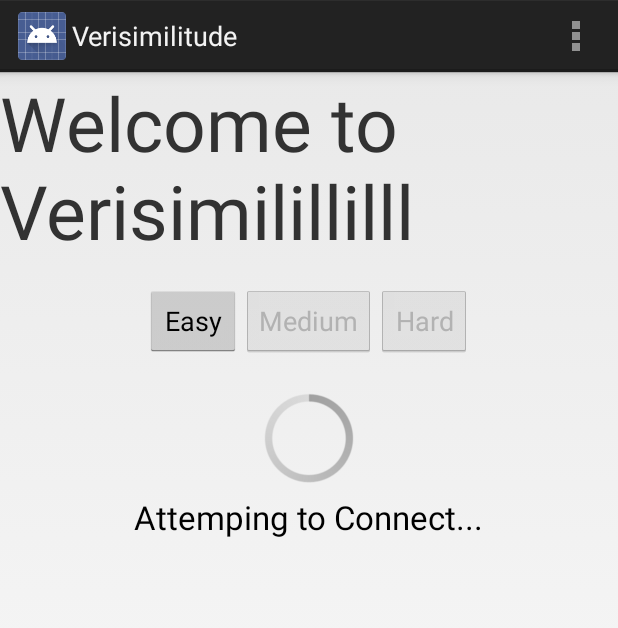
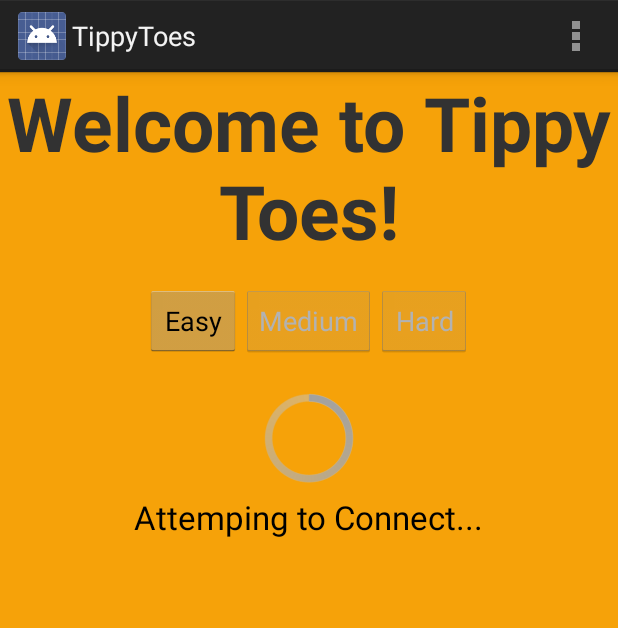
Before and after one commit to swrap/HackBUProject, an Android app: the screen it shows after launch (MainActivity), on a phone screen of 412 x 824 dp. Shown: the top 628 px of the screen. Run offline under Robolectric (Android 15) with nearby library versions, the light colour scheme and no system bars; 6 statements that could not run were skipped.

Commit message:
Woop! We are stilling thinking back what to do.

```diff
--- a/app/src/main/res/layout/activity_main.xml
+++ b/app/src/main/res/layout/activity_main.xml
@@ -2,22 +2,31 @@
 <LinearLayout xmlns:android="http://schemas.android.com/apk/res/android"
 	android:orientation="vertical" android:layout_width="match_parent"
 	android:layout_height="match_parent"
-	android:weightSum="1">
+	android:weightSum="1"
+	android:background="#f6a209">
 
 	<TextView
 		android:layout_width="wrap_content"
 		android:layout_height="wrap_content"
-		android:text="Welcome to Verisimilillilll"
+		android:text="Welcome to Tippy Toes!"
 		android:id="@+id/climbText"
 		android:visibility="visible"
-		android:textSize="50dp" />
+		android:textSize="50dp"
+		android:gravity="center_horizontal"
+		android:autoText="false"
+		android:textStyle="normal|bold"
+		android:typeface="normal" />
 
 	<LinearLayout
 		android:orientation="horizontal"
 		android:layout_width="match_parent"
 		android:layout_height="wrap_content"
 		android:gravity="center_horizontal"
-		android:paddingTop="@dimen/activity_horizontal_margin">
+		android:paddingTop="@dimen/activity_horizontal_margin"
+		android:longClickable="false"
+		android:layout_weight="0"
+		android:baselineAligned="false"
+		android:backgroundTint="#ffffff">
 
 		<Button
 			android:layout_width="wrap_content"
@@ -39,7 +48,8 @@
 			android:layout_height="wrap_content"
 			android:text="Hard"
 			android:id="@+id/hardButton"
-			android:enabled="false" />
+			android:enabled="false"
+			android:nestedScrollingEnabled="false" />
 	</LinearLayout>
 
 	<ProgressBar
--- a/app/src/main/res/values/strings.xml
+++ b/app/src/main/res/values/strings.xml
@@ -1,7 +1,7 @@
 <?xml version="1.0" encoding="utf-8"?>
 <resources>
 
-    <string name="app_name">Verisimilitude</string>
+    <string name="app_name">TippyToes</string>
     <string name="hello_world">Hello world!</string>
     <string name="action_settings">Settings</string>
     <string name="connect">Connect</string>
```
Also changed, not shown: app/src/main/java/com/interaxon/test/libmuse/MainActivity.java (+1 -1 lines), app/src/main/java/com/interaxon/test/libmuse/game.java (+1 -138 lines), 28 other files.
